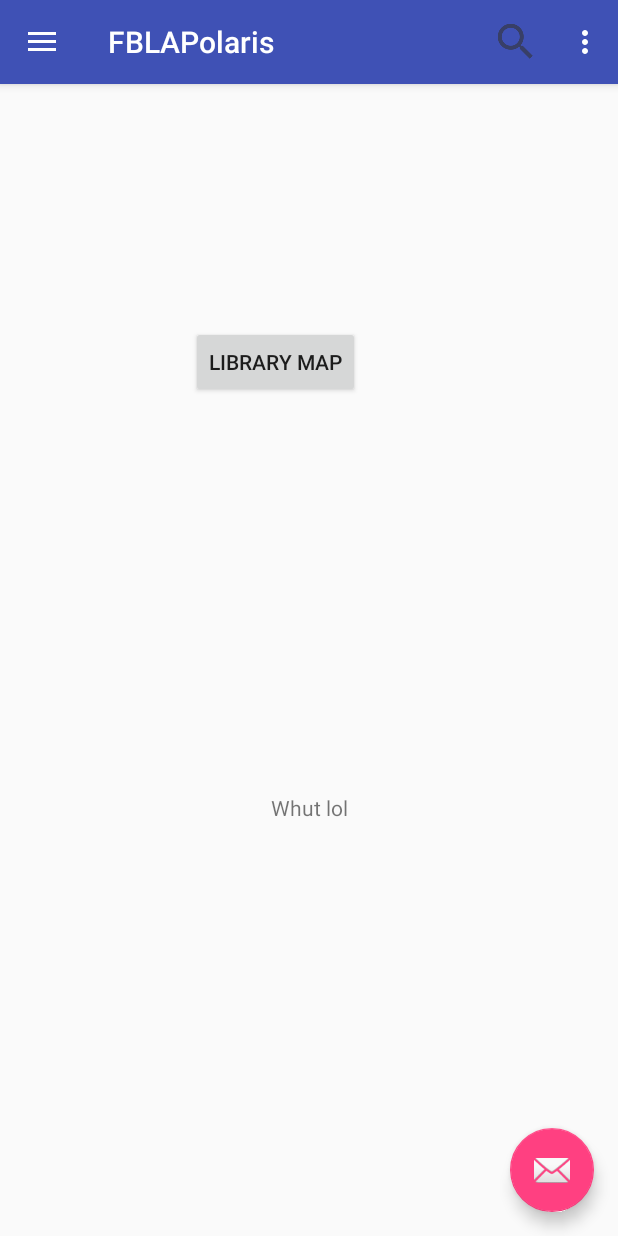
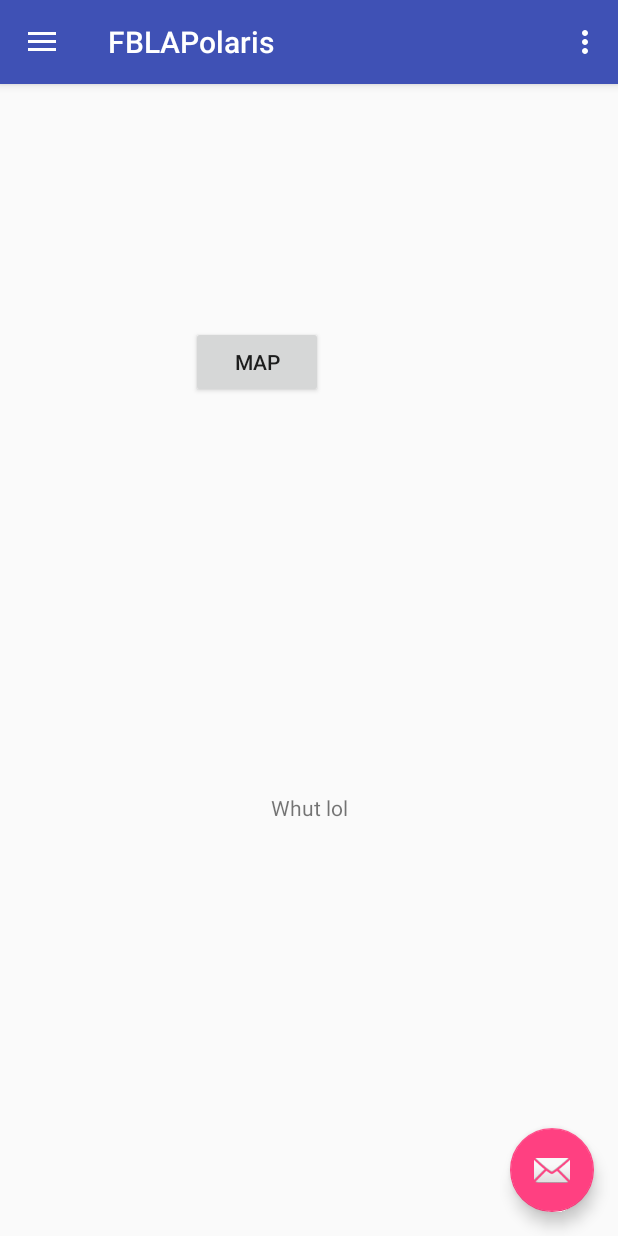
Before and after one commit to EricYYang/FBLAPolaris, an Android app: the screen it shows after launch (MainActivity), in the side drawer, after a tap on "Map", on a phone screen of 412 x 824 dp. Run offline under Robolectric (Android 15) with nearby library versions, the phone set to English and light mode, and no system bars.

Commit message:
removed search from nav bar and got rid of most of the warnings

```diff
--- a/app/src/main/AndroidManifest.xml
+++ b/app/src/main/AndroidManifest.xml
@@ -1,6 +1,11 @@
 <?xml version="1.0" encoding="utf-8"?>
 <manifest xmlns:android="http://schemas.android.com/apk/res/android"
     package="com.fbla.nhs.fblapolaris">
+
+    <!-- To auto-complete the email text field in the login form with the user's emails -->
+    <uses-permission android:name="android.permission.GET_ACCOUNTS" />
+    <uses-permission android:name="android.permission.READ_PROFILE" />
+    <uses-permission android:name="android.permission.READ_CONTACTS" />
 
     <application
         android:allowBackup="true"
@@ -23,15 +28,14 @@
                 android:name="android.app.searchable"
                 android:resource="@xml/searchable" />
         </activity>
-        <activity android:name=".SearchResultsActivity"
-        android:label="@string/title_activity_search_results"
-        android:theme="@style/AppTheme.NoActionBar">
-
-        <intent-filter>
-            <action android:name="android.intent.action.SEARCH" />
-        </intent-filter>
+        <activity
+            android:name=".SearchResultsActivity"
+            android:label="@string/title_activity_search_results"
+            android:theme="@style/AppTheme.NoActionBar">
+            <intent-filter>
+                <action android:name="android.intent.action.SEARCH" />
+            </intent-filter>
         </activity>
-
     </application>
 
 </manifest>
--- a/app/src/main/java/com/fbla/nhs/fblapolaris/MainActivity.java
+++ b/app/src/main/java/com/fbla/nhs/fblapolaris/MainActivity.java
@@ -4,6 +4,7 @@ import android.app.FragmentManager;
 import android.app.SearchManager;
 import android.content.Context;
 import android.os.Bundle;
+import android.support.annotation.NonNull;
 import android.support.design.widget.FloatingActionButton;
 import android.support.design.widget.Snackbar;
 import android.view.MenuInflater;
@@ -25,10 +26,10 @@ public class MainActivity extends AppCompatActivity
     protected void onCreate(Bundle savedInstanceState) {
         super.onCreate(savedInstanceState);
         setContentView(R.layout.activity_main);
-        Toolbar toolbar = (Toolbar) findViewById(R.id.toolbar);
+        Toolbar toolbar = findViewById(R.id.toolbar);
         setSupportActionBar(toolbar);
 
-        FloatingActionButton fab = (FloatingActionButton) findViewById(R.id.fab);
+        FloatingActionButton fab = findViewById(R.id.fab);
         fab.setOnClickListener(new View.OnClickListener() {
             @Override
             public void onClick(View view) {
@@ -37,19 +38,19 @@ public class MainActivity extends AppCompatActivity
             }
         });
 
-        DrawerLayout drawer = (DrawerLayout) findViewById(R.id.drawer_layout);
+        DrawerLayout drawer = findViewById(R.id.drawer_layout);
         ActionBarDrawerToggle toggle = new ActionBarDrawerToggle(
                 this, drawer, toolbar, R.string.navigation_drawer_open, R.string.navigation_drawer_close);
         drawer.addDrawerListener(toggle);
         toggle.syncState();
 
-        NavigationView navigationView = (NavigationView) findViewById(R.id.nav_view);
+        NavigationView navigationView = findViewById(R.id.nav_view);
         navigationView.setNavigationItemSelectedListener(this);
     }
 
     @Override
     public void onBackPressed() {
-        DrawerLayout drawer = (DrawerLayout) findViewById(R.id.drawer_layout);
+        DrawerLayout drawer = findViewById(R.id.drawer_layout);
         if (drawer.isDrawerOpen(GravityCompat.START)) {
             drawer.closeDrawer(GravityCompat.START);
         } else {
@@ -63,14 +64,6 @@ public class MainActivity extends AppCompatActivity
         MenuInflater inflater = getMenuInflater();
         inflater.inflate(R.menu.activity_main_drawer, menu);
         getMenuInflater().inflate(R.menu.main, menu);
-        // Associate searchable configuration with the SearchView
-        SearchManager searchManager =
-                (SearchManager) getSystemService(Context.SEARCH_SERVICE);
-        SearchView searchView =
-                (SearchView) menu.findItem(R.id.search).getActionView();
-        searchView.setSearchableInfo(
-                searchManager.getSearchableInfo(getComponentName()));
-
         return true;
     }
 
@@ -91,7 +84,7 @@ public class MainActivity extends AppCompatActivity
 
     @SuppressWarnings("StatementWithEmptyBody")
     @Override
-    public boolean onNavigationItemSelected(MenuItem item) {
+    public boolean onNavigationItemSelected(@NonNull MenuItem item) {
         // Handle navigation view item clicks here.
         int id = item.getItemId();
         FragmentManager fragmentmanager = getFragmentManager();
@@ -118,7 +111,7 @@ public class MainActivity extends AppCompatActivity
                     .commit();
         }
 
-        DrawerLayout drawer = (DrawerLayout) findViewById(R.id.drawer_layout);
+        DrawerLayout drawer = findViewById(R.id.drawer_layout);
         drawer.closeDrawer(GravityCompat.START);
         return true;
     }
--- a/app/src/main/res/menu/activity_main_drawer.xml
+++ b/app/src/main/res/menu/activity_main_drawer.xml
@@ -1,31 +1,25 @@
 <?xml version="1.0" encoding="utf-8"?>
 <menu xmlns:android="http://schemas.android.com/apk/res/android"
-    xmlns:app="http://schemas.android.com/apk/res-auto"
     xmlns:tools="http://schemas.android.com/tools"
     tools:showIn="navigation_view">
 
     <group android:checkableBehavior="single">
-        <item android:id="@+id/search"
-            android:title="@string/search_title"
-            android:icon="@drawable/ic_menu_search"
-            app:showAsAction="collapseActionView|ifRoom"
-            app:actionViewClass="android.widget.SearchView" />
         <item
             android:id="@+id/nav_user_books"
             android:icon="@drawable/ic_menu_book"
-            android:title="My Books" />
+            android:title="@string/user_books" />
         <item
             android:id="@+id/nav_lib_map"
             android:icon="@drawable/ic_menu_map"
-            android:title="Map" />
+            android:title="@string/library_map" />
         <item
             android:id="@+id/nav_user_account"
             android:icon="@drawable/ic_menu_account"
-            android:title="My Account" />
+            android:title="@string/user_account" />
         <item
             android:id="@+id/nav_about_polaris"
             android:icon="@drawable/ic_menu_about"
-            android:title="About Polaris" />
+            android:title="@string/about_polaris" />
     </group>
 
 
--- a/app/src/main/res/values/strings.xml
+++ b/app/src/main/res/values/strings.xml
@@ -8,10 +8,12 @@
 
     <string name="about_polaris">About Polaris</string>
     <string name="search">Search</string>
-    <string name="library_map">Library Map</string>
+    <string name="library_map">Map</string>
     <string name="user_account">My Account</string>
     <string name="user_books">My Books</string>
     <string name="search_title">Search</string>
     <string name="title_activity_search_results">SearchResultsActivity</string>
     <string name="search_hint">Hint</string>
+    <string name="title_activity_login">Sign in</string>
+
 </resources>
```
